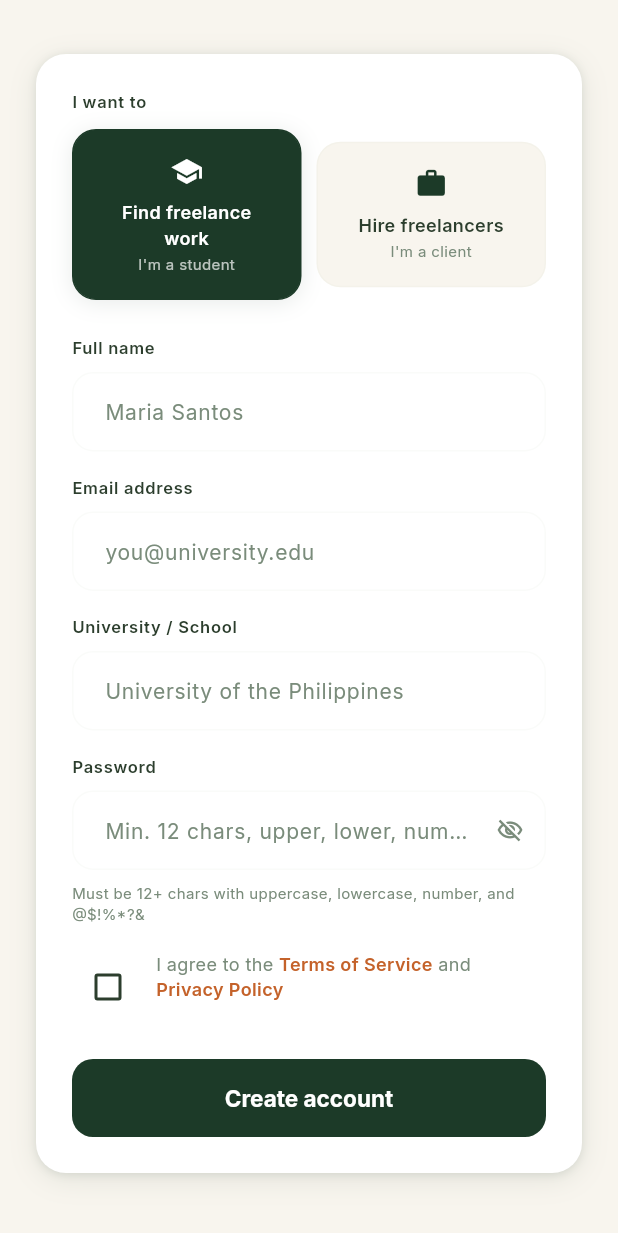
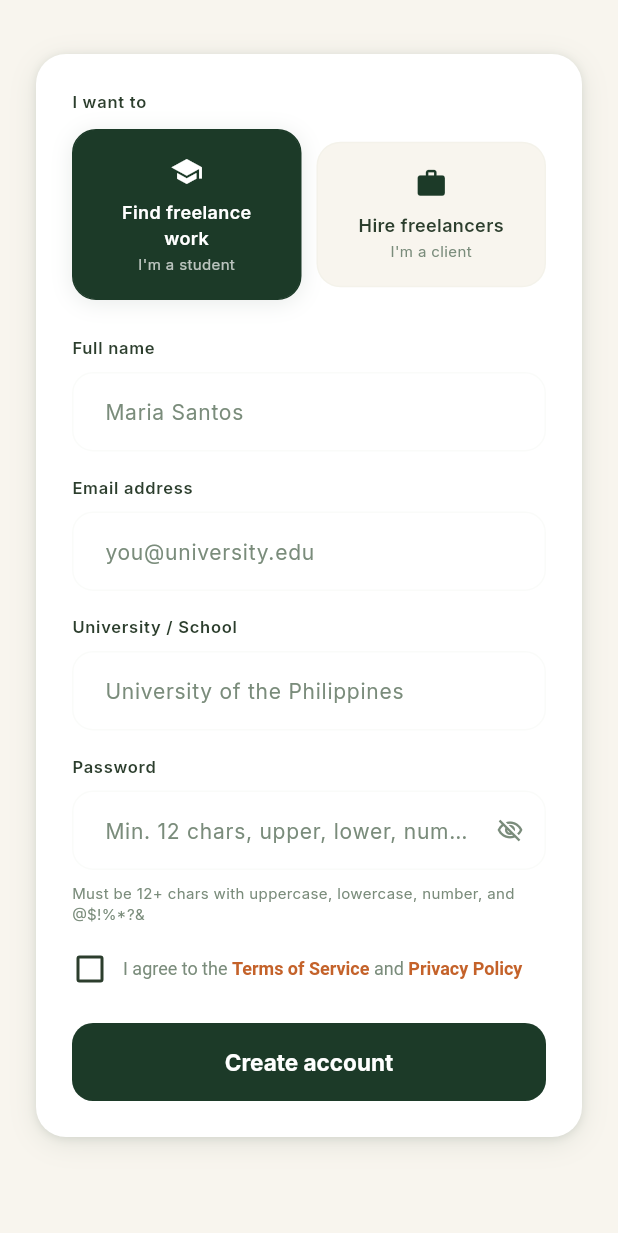
Before and after one commit to jpmasangkay/heartconnect-mobile, a Flutter app: the RegisterScreen screen opened by its route, scrolled down 193 dp, on a phone screen of 412 x 824 dp, the part 3-1236 px from its top. Run offline on Flutter 3.47's test engine with Material 3 defaults, Android fonts, the phone set to English and light mode, and no system bars; our stand-ins replace cached_network_image, dio, file_picker, flutter_local_notifications, flutter_riverpod, flutter_secure_storage and 5 more; accounts and stored records are empty.

Commit message:
feat: implement registration screen with form validation and rate-limiting logic

```diff
--- a/lib/screens/register_screen.dart
+++ b/lib/screens/register_screen.dart
@@ -1,4 +1,5 @@
 import 'dart:async';
+import 'package:flutter/gestures.dart';
 import 'package:flutter/material.dart';
 import 'package:flutter_riverpod/flutter_riverpod.dart';
 import 'package:go_router/go_router.dart';
@@ -261,32 +262,44 @@ class _RegisterScreenState extends ConsumerState<RegisterScreen> {
                     Row(
                       crossAxisAlignment: CrossAxisAlignment.start,
                       children: [
-                        Checkbox(
+                        SizedBox(
+                          width: 24,
+                          height: 24,
+                          child: Checkbox(
                             value: _agreedToTerms,
                             onChanged: (v) => setState(() => _agreedToTerms = v ?? false),
                             activeColor: AppColors.navy,
-                          materialTapTargetSize: MaterialTapTargetSize.padded,
+                            materialTapTargetSize: MaterialTapTargetSize.shrinkWrap,
                           ),
-                        const SizedBox(width: 8),
+                        ),
+                        const SizedBox(width: 10),
                         Expanded(
-                          child: GestureDetector(
-                            onTap: () => setState(() => _agreedToTerms = !_agreedToTerms),
-                            behavior: HitTestBehavior.opaque,
-                            child: Wrap(
+                          child: Padding(
+                            padding: const EdgeInsets.only(top: 3),
+                            child: RichText(
+                              text: TextSpan(
+                                style: const TextStyle(fontSize: 12, color: AppColors.textMuted, height: 1.4),
                                 children: [
-                                const Text('I agree to the ', style: TextStyle(fontSize: 12, color: AppColors.textMuted)),
-                                GestureDetector(
-                                  onTap: () => context.push('/terms'),
-                                  child: const Text('Terms of Service',
-                                      style: TextStyle(fontSize: 12, color: AppColors.accent, fontWeight: FontWeight.w600)),
+                                  TextSpan(
+                                    text: 'I agree to the ',
+                                    recognizer: TapGestureRecognizer()..onTap = () => setState(() => _agreedToTerms = !_agreedToTerms),
                                   ),
-                                const Text(' and ', style: TextStyle(fontSize: 12, color: AppColors.textMuted)),
-                                GestureDetector(
-                                  onTap: () => context.push('/privacy'),
-                                  child: const Text('Privacy Policy',
-                                      style: TextStyle(fontSize: 12, color: AppColors.accent, fontWeight: FontWeight.w600)),
+                                  TextSpan(
+                                    text: 'Terms of Service',
+                                    style: const TextStyle(fontSize: 12, color: AppColors.accent, fontWeight: FontWeight.w600),
+                                    recognizer: TapGestureRecognizer()..onTap = () => context.push('/terms'),
+                                  ),
+                                  TextSpan(
+                                    text: ' and ',
+                                    recognizer: TapGestureRecognizer()..onTap = () => setState(() => _agreedToTerms = !_agreedToTerms),
+                                  ),
+                                  TextSpan(
+                                    text: 'Privacy Policy',
+                                    style: const TextStyle(fontSize: 12, color: AppColors.accent, fontWeight: FontWeight.w600),
+                                    recognizer: TapGestureRecognizer()..onTap = () => context.push('/privacy'),
                                   ),
                                 ],
+                              ),
                             ),
                           ),
                         ),
```
Lines whose indentation alone changed are shown as unchanged.
